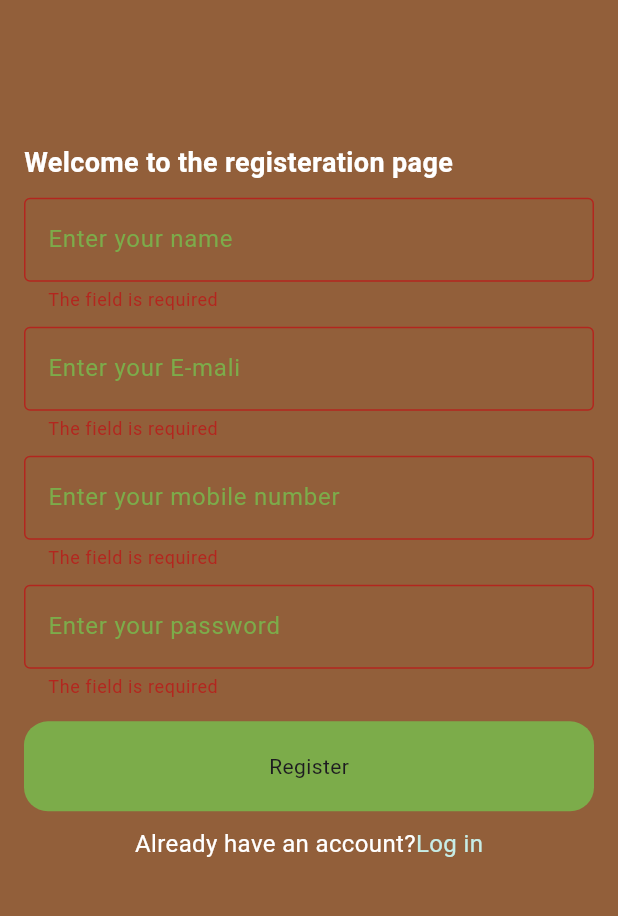
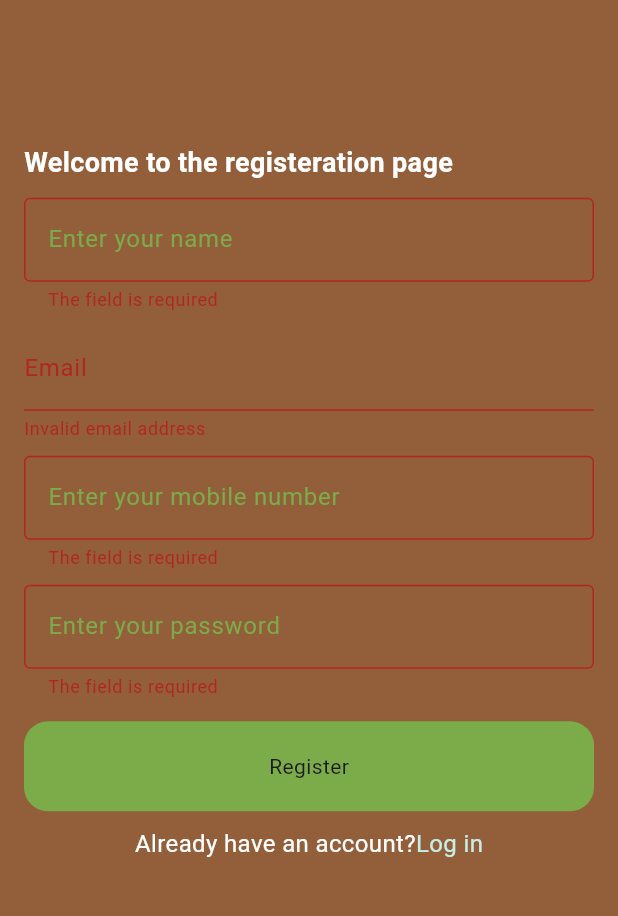
Before and after one commit to Majdasafdev/Thraa_najd_app, a Flutter app: the RegistrationView screen opened by its route, after a tap on "Register", on a phone screen of 412 x 824 dp, the part 302-1218 px from its top. Run offline on Flutter 3.47's test engine with Material 3 defaults, Android fonts, the light colour scheme and no system bars; drawn by our look-alikes of modal_progress_hud_nsn; our stand-ins replace awesome_dialog, cloud_firestore, dart_mappable, easy_localization, fast_immutable_collections, firebase_auth and 5 more; missing offline and left inert: excel, firebase_app_check; accounts and stored records are empty; generated files the repository leaves out were written again.

Commit message:
Signup email verfication error

```diff
--- a/assets/translations/ar-AR.json
+++ b/assets/translations/ar-AR.json
@@ -6,7 +6,6 @@
   "writepasslhere": "أدخل كلمة المرور ",
   "writephonehere": "أدخل رقم الهاتف الخاص بك  ",
   "weakpassward": "كلمة المرور المدخلة ضعيفة",
-  "email-already-in-use": "هذا البريد الإلكتروني مستخدم بالفعل!",
   "therewaserr": "حدث خطأاثناء التسجيل ",
   "register": "تسجيل",
   "haveaccount": "هل لديك حساب بالفعل",
@@ -29,7 +28,7 @@
   "nuts": "مكسرات",
   "spices": "توابل",
   "oils": "زيوت",
-  "grains": "حبوب",
+  "grain": "حبوب",
   "other": "أخرى",
   "discover": "اكتشف متجر ثراء النجد",
   "loading": "جاري التحميل...",
--- a/assets/translations/en-US.json
+++ b/assets/translations/en-US.json
@@ -32,7 +32,7 @@
     "nuts": "Nuts",
     "spices": "Spices",
     "oils": "Oils",
-    "grains": "Grains",
+    "grain": "Grains",
     "other": "Other",
     "discover": "Discover Thraa Najd Store",
     "loading": "Loading...........",
--- a/lib/main.dart
+++ b/lib/main.dart
@@ -39,6 +39,9 @@ void main() async {
   await FirebaseAppCheck.instance.activate(
     androidProvider: AndroidProvider.debug,
   );
+
+  await FirebaseAuth.instance.signOut();
+
   runApp(EasyLocalization(
     supportedLocales: const [
       Locale('en', 'US'),
--- a/lib/screens/LoginView.dart
+++ b/lib/screens/LoginView.dart
@@ -124,9 +124,8 @@ class _LoginViewState extends State<LoginView> {
                           final credential = await FirebaseAuth.instance
                               .signInWithEmailAndPassword(
                                   email: email!, password: passward!);
-                          UserCredential user = await repositoryClient
-                              .authRepository
-                              .signIn(email!, passward!);
+                          await repositoryClient.authRepository
+                              .signIn(email!, passward!, context);
                           if (credential.user!.emailVerified) {
                             Navigator.pushNamed(context, HomeView.id,
                                 arguments: email);
@@ -233,7 +232,7 @@ class _LoginViewState extends State<LoginView> {
         if (passward == adminPassword) {
           try {
             await repositoryClient.authRepository
-                .signIn(email!.trim(), passward!.trim());
+                .signIn(email!.trim(), passward!.trim(), context);
             Navigator.pushNamed(context, AdminHomeView.id);
           } catch (e) {
             modelhud.changeisLoading(false);
@@ -252,7 +251,7 @@ class _LoginViewState extends State<LoginView> {
       } else {
         try {
           await repositoryClient.authRepository
-              .signIn(email!.trim(), passward!.trim());
+              .signIn(email!.trim(), passward!.trim(), context);
           Navigator.pushNamed(context, HomeView.id);
         } catch (e) {
           ScaffoldMessenger.of(context).showSnackBar(SnackBar(
--- a/lib/screens/RegistrationView.dart
+++ b/lib/screens/RegistrationView.dart
@@ -28,11 +28,15 @@ class _RegistrationViewState extends State<RegistrationView> {
 
   String? passward;
 
+  String? phoneNumber;
+
   String? name;
 
   Icon? icon;
 
   bool isLoading = false;
+  final _emailRegExp = RegExp(
+      r"^[a-zA-Z0-9._%+-]+[a-z-AZ0-9.-]+\.[a-zA-Z]{2,}$"); // Declare _emailRegExp here
 
   GlobalKey<FormState> formkey = GlobalKey();
 
@@ -77,21 +81,20 @@ class _RegistrationViewState extends State<RegistrationView> {
                   hintText: 'writenamehere'.tr(),
                 ),
                 const SizedBox(height: 10),
-                Custom_Form_Text_Foeld(
-                  onChanged: (data) {
-                    email = data;
-                    if (!isValidEmail(email!)) {
-                      showSnackBar(context, "Invalid email address");
-                    } else {
-                      showSnackBar(context, "========valid email address");
+                TextFormField(
+                  decoration: const InputDecoration(labelText: 'Email'),
+                  validator: (value) {
+                    if (value!.isEmpty || !_emailRegExp.hasMatch(value)) {
+                      return 'Invalid email address';
                     }
+                    return null;
                   },
-                  hintText: 'writeemailhere'.tr(),
+                  onSaved: (value) => email = value,
                 ),
                 const SizedBox(height: 10),
                 Custom_Form_Text_Foeld(
                   onChanged: (data) {
-                    passward = data;
+                    phoneNumber = data;
                   },
                   hintText: 'writephonehere'.tr(),
                 ),
@@ -108,17 +111,15 @@ class _RegistrationViewState extends State<RegistrationView> {
                     if (formkey.currentState!.validate()) {
                       try {
                         repositoryClient.authRepository
-                            .signUp(email!, passward!, name!);
-                        final credential = await FirebaseAuth.instance
-                            .createUserWithEmailAndPassword(
-                                email: email!, password: passward!);
-                        print(
-                            '================User created=============: ${credential.user!.uid}');
-                        await credential.user!.sendEmailVerification();
-                        print(
-                            '--------------Verification email sent-------------------');
-
-                        Navigator.pushNamed(context, LoginView.id);
+                            .signUp(
+                          email!,
+                          passward!,
+                        )
+                            .then((user) {
+                          if (user != null) {
+                            Navigator.pushNamed(context, LoginView.id);
+                          }
+                        });
                       } on FirebaseAuthException catch (e) {
                         if (e.code == 'weak-password') {
                           showSnackBar(context, "weakpassward".tr());
--- a/pubspec.yaml
+++ b/pubspec.yaml
@@ -28,6 +28,7 @@ environment:
 # the latest version available on pub.dev. To see which dependencies have newer
 # versions available, run `flutter pub outdated`.
 dependencies:
+  awesome_dialog: ^3.2.1
   cloud_firestore: ^5.1.0
   csv: ^6.0.0
   cupertino_icons: ^1.0.6
```
Also changed, not shown: lib/screens/User/HomeView.dart (+5 -5 lines), lib/services/AuthRepository.dart (+51 -16 lines), pubspec.lock, 6 other files.
